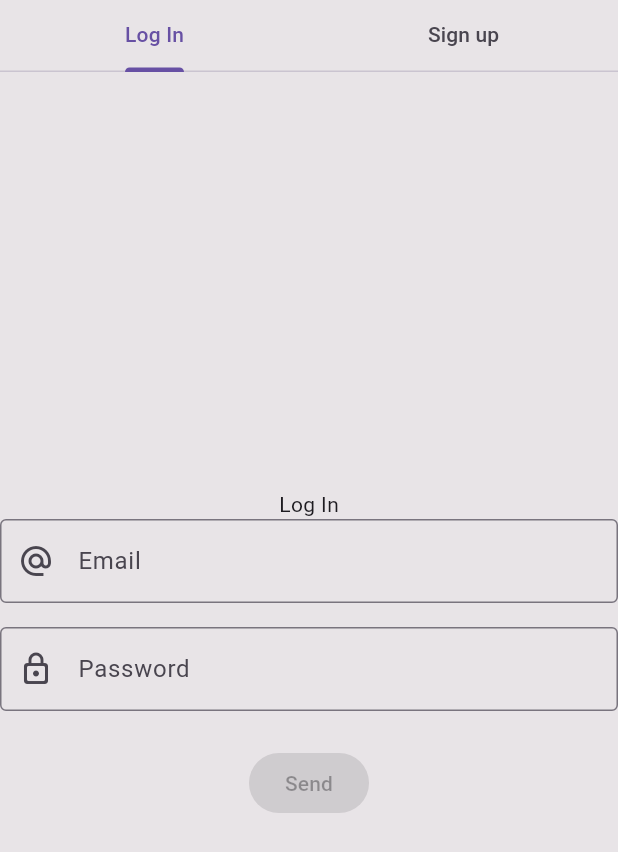
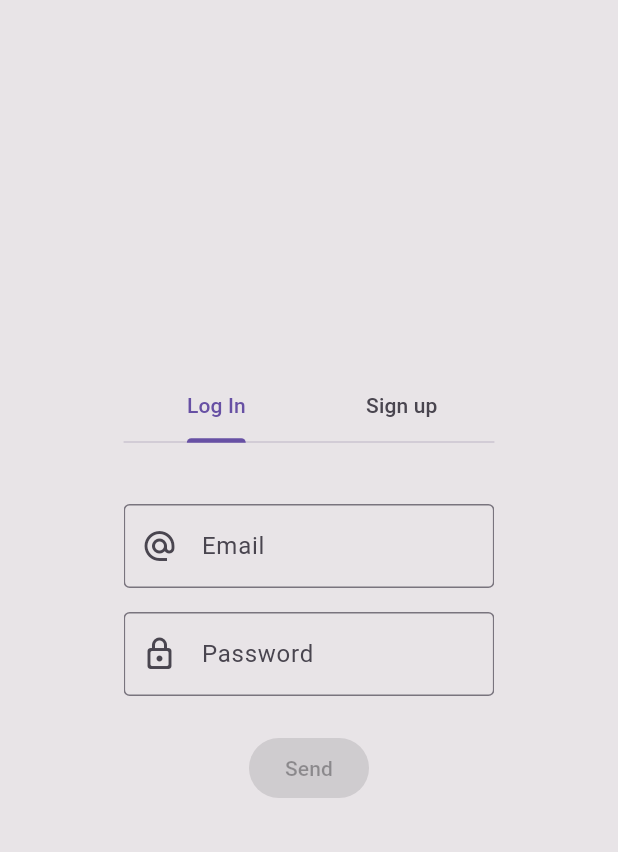
Before and after one commit to vikaaaaa555/task_manager, a Flutter app: the screen it shows after launch, on a phone screen of 412 x 824 dp. Shown: the top 852 px of the screen. Run offline on Flutter 3.47's test engine with Material 3 defaults, Android fonts, the phone set to English and light mode, and no system bars; our stand-ins replace bloc, equatable, firebase_auth, firebase_core, flutter_bloc, get_it; accounts and stored records are empty; generated files the repository leaves out were written again.

Commit message:
feat: Add media query

```diff
--- a/lib/app.dart
+++ b/lib/app.dart
@@ -7,6 +7,7 @@ import 'core/services/app_dependencies.dart';
 import 'core/utils/styles/theme_config.dart';
 import 'features/auth/domain/use_cases/create_account_with_email_and_password.dart';
 import 'features/auth/domain/use_cases/sign_in_with_email_and_password.dart';
+import 'media.dart';
 import 'presentation/bloc/auth/auth_bloc.dart';
 import 'presentation/screens/auth/auth_screen_wrapper.dart';
 
@@ -16,6 +17,7 @@ class MyApp extends StatelessWidget {
   // This widget is the root of your application.
   @override
   Widget build(BuildContext context) {
+    Media.init(context);
     return MultiBlocProvider(
       providers: [
         BlocProvider<AuthBloc>(
--- /dev/null
+++ b/lib/media.dart
@@ -0,0 +1,12 @@
+import 'package:flutter/cupertino.dart';
+
+class Media {
+  static late double screenWidth;
+  static late double screenHeight;
+
+  static void init(BuildContext context) {
+    final MediaQueryData mediaQuery = MediaQuery.of(context);
+    screenWidth = mediaQuery.size.width;
+    screenHeight = mediaQuery.size.height;
+  }
+}
--- a/lib/presentation/screens/auth/auth_screen.dart
+++ b/lib/presentation/screens/auth/auth_screen.dart
@@ -2,6 +2,7 @@ import 'package:flutter/material.dart';
 import 'package:flutter_bloc/flutter_bloc.dart';
 
 import '../../../core/options/localization/l10n.dart';
+import '../../../media.dart';
 import '../../bloc/auth/auth_bloc.dart';
 import 'widgets/auth_widget.dart';
 
@@ -12,7 +13,13 @@ class AuthScreen extends StatelessWidget {
   Widget build(BuildContext context) {
     final bloc = context.read<AuthBloc>();
 
-    return DefaultTabController(
+    return Scaffold(
+      body: Padding(
+        padding: EdgeInsets.symmetric(
+          vertical: Media.screenHeight * 0.3,
+          horizontal: Media.screenWidth * 0.2,
+        ),
+        child: DefaultTabController(
           length: 2,
           child: Scaffold(
             body: Center(
@@ -48,6 +55,8 @@ class AuthScreen extends StatelessWidget {
               ),
             ),
           ),
+        ),
+      ),
     );
   }
 }
--- a/lib/presentation/screens/auth/widgets/auth_widget.dart
+++ b/lib/presentation/screens/auth/widgets/auth_widget.dart
@@ -50,7 +50,6 @@ class _AuthWidgetState extends State<AuthWidget> {
     return Column(
       mainAxisAlignment: MainAxisAlignment.center,
       children: [
-        Text(widget.title),
         TextField(
           controller: _emailController,
           keyboardType: TextInputType.emailAddress,
```
Lines whose indentation alone changed are shown as unchanged.
